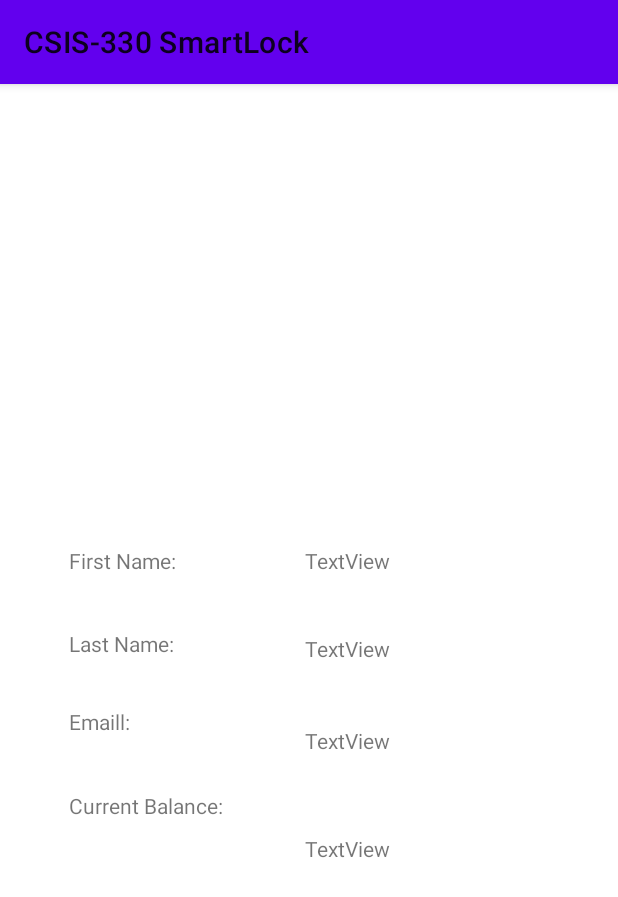
After one commit to MohannedOdeh/Smartlock, an Android app: the userprofile screen opened directly, with no data from a screen before it, on a phone screen of 412 x 824 dp. The commit adds this screen. Shown: the top 897 px of the screen. Run offline under Robolectric (Android 15) with nearby library versions, the phone set to English and light mode, and no system bars; our stand-ins replace Firebase (no records; nobody signed in at launch, a user with empty details on screens opened directly).

Commit message:
Added userprofile

```diff
--- a/app/src/main/AndroidManifest.xml
+++ b/app/src/main/AndroidManifest.xml
@@ -12,7 +12,8 @@
         android:supportsRtl="true"
         android:theme="@style/Theme.CSIS330SmartLock"
         android:usesCleartextTraffic="true">
-        <activity android:name=".ConfirmationActivity"></activity>
+        <activity android:name=".userprofile"></activity>
+        <activity android:name=".ConfirmationActivity" />
         <activity android:name=".Payment" />
         <activity android:name=".LockerRegistration" />
         <activity
--- a/app/src/main/java/com/example/csis_330smartlock/MainActivity.java
+++ b/app/src/main/java/com/example/csis_330smartlock/MainActivity.java
@@ -58,4 +58,9 @@ public class MainActivity extends AppCompatActivity {
         Intent intent = new Intent(this, Payment.class);
         startActivity(intent);
     }
+
+    public void toUserProfile (View view){
+        Intent intent = new Intent(this, userprofile.class);
+        startActivity(intent);
+    }
 }
--- a/app/src/main/java/com/example/csis_330smartlock/SignUp.java
+++ b/app/src/main/java/com/example/csis_330smartlock/SignUp.java
@@ -148,10 +148,12 @@ public class SignUp extends AppCompatActivity {
         String ln = lastName.getText().toString();
         String userEmail = email.getText().toString();
         double balance = 0;
+        String reservedLocker = "None";
         user.put("First Name", fn);
         user.put("Last Name", ln);
         user.put("Email", userEmail);
         user.put("Current balance", balance);
+        user.put("Reserved Locker", reservedLocker);
         users.document(userid).set(user);
     }
 
--- /dev/null
+++ b/app/src/main/java/com/example/csis_330smartlock/userprofile.java
@@ -0,0 +1,75 @@
+package com.example.csis_330smartlock;
+
+import androidx.annotation.NonNull;
+import androidx.appcompat.app.AppCompatActivity;
+
+import android.os.Bundle;
+import android.util.Log;
+import android.widget.TextView;
+
+import com.google.android.gms.tasks.OnCompleteListener;
+import com.google.android.gms.tasks.Task;
+import com.google.firebase.auth.FirebaseAuth;
+import com.google.firebase.auth.FirebaseUser;
+import com.google.firebase.firestore.CollectionReference;
+import com.google.firebase.firestore.DocumentReference;
+import com.google.firebase.firestore.DocumentSnapshot;
+import com.google.firebase.firestore.FirebaseFirestore;
+
+import java.util.HashMap;
+import java.util.Map;
+
+public class userprofile extends AppCompatActivity {
+    FirebaseAuth mAuth = FirebaseAuth.getInstance();
+    FirebaseUser currentUser = mAuth.getCurrentUser();
+    String userid = currentUser.getUid();
+    FirebaseFirestore db = FirebaseFirestore.getInstance();
+    CollectionReference users = db.collection("users");
+    Map<String, Object> user = new HashMap<>();
+    public static final String TAG = "YOUR-TAG-NAME";
+    String firstName;
+    String lastName;
+    String email;
+    double currentBalance;
+    TextView userFirstName;
+    TextView userLastName;
+    TextView useremail;
+    TextView usercurrentBalance;
+
+    @Override
+    protected void onCreate(Bundle savedInstanceState) {
+        super.onCreate(savedInstanceState);
+        setContentView(R.layout.activity_userprofile);
+
+        userFirstName = findViewById(R.id.userFirstName);
+        userLastName = findViewById(R.id.userLastname);
+        useremail = findViewById(R.id.userEmail);
+        usercurrentBalance = findViewById(R.id.userCurrentBalance);
+        DocumentReference docRef = db.collection("users").document(userid);
+        docRef.get().addOnCompleteListener(new OnCompleteListener<DocumentSnapshot>() {
+            @Override
+            public void onComplete(@NonNull Task<DocumentSnapshot> task) {
+                if (task.isSuccessful()) {
+                    DocumentSnapshot document = task.getResult();
+                    if (document.exists()) {
+                        Log.d(TAG, "DocumentSnapshot data: " + document.getData());
+                        firstName = document.getString("First Name");
+                        lastName = document.getString("Last Name");
+                        currentBalance = document.getDouble("Current balance");
+                        email = document.getString("Email");
+                        userFirstName.setText(firstName);
+                        userLastName.setText(lastName);
+                        useremail.setText(email);
+                        String balance = Double.toString(currentBalance);
+                        usercurrentBalance.setText(balance);
+                    } else {
+                        Log.d(TAG, "No such document");
+                    }
+                } else {
+                    Log.d(TAG, "get failed with ", task.getException());
+                }
+            }
+        });
+
+    }
+}
--- a/app/src/main/res/layout/activity_main.xml
+++ b/app/src/main/res/layout/activity_main.xml
@@ -5,6 +5,18 @@
     android:layout_width="match_parent"
     android:layout_height="match_parent"
     tools:context=".MainActivity">
+
+    <com.google.android.material.button.MaterialButton
+        android:id="@+id/toUserProfile"
+        android:layout_width="wrap_content"
+        android:layout_height="wrap_content"
+        android:layout_marginTop="372dp"
+        android:onClick="toUserProfile"
+        android:text="User Profile"
+        app:layout_constraintEnd_toEndOf="parent"
+        app:layout_constraintHorizontal_bias="0.504"
+        app:layout_constraintStart_toStartOf="parent"
+        app:layout_constraintTop_toTopOf="parent" />
 
     <com.google.android.material.button.MaterialButton
         android:id="@+id/materialButton"
--- /dev/null
+++ b/app/src/main/res/layout/activity_userprofile.xml
@@ -0,0 +1,101 @@
+<?xml version="1.0" encoding="utf-8"?>
+<androidx.constraintlayout.widget.ConstraintLayout xmlns:android="http://schemas.android.com/apk/res/android"
+    xmlns:app="http://schemas.android.com/apk/res-auto"
+    xmlns:tools="http://schemas.android.com/tools"
+    android:layout_width="match_parent"
+    android:layout_height="match_parent"
+    tools:context=".userprofile">
+
+    <TextView
+        android:id="@+id/userCurrentBalance"
+        android:layout_width="175dp"
+        android:layout_height="35dp"
+        android:text="TextView"
+        app:layout_constraintBottom_toBottomOf="parent"
+        app:layout_constraintEnd_toEndOf="parent"
+        app:layout_constraintHorizontal_bias="0.576"
+        app:layout_constraintStart_toEndOf="@+id/currentBalancePrefix"
+        app:layout_constraintTop_toTopOf="parent"
+        app:layout_constraintVertical_bias="0.682" />
+
+    <TextView
+        android:id="@+id/currentBalancePrefix"
+        android:layout_width="112dp"
+        android:layout_height="31dp"
+        android:layout_marginTop="132dp"
+        android:text="Current Balance:"
+        app:layout_constraintEnd_toStartOf="@+id/userEmail"
+        app:layout_constraintHorizontal_bias="0.505"
+        app:layout_constraintStart_toStartOf="parent"
+        app:layout_constraintTop_toBottomOf="@+id/usernameprefix" />
+
+    <TextView
+        android:id="@+id/userEmailPrefix"
+        android:layout_width="112dp"
+        android:layout_height="31dp"
+        android:layout_marginTop="76dp"
+        android:text="Emaill:"
+        app:layout_constraintEnd_toStartOf="@+id/userEmail"
+        app:layout_constraintHorizontal_bias="0.505"
+        app:layout_constraintStart_toStartOf="parent"
+        app:layout_constraintTop_toBottomOf="@+id/usernameprefix" />
+
+    <TextView
+        android:id="@+id/userEmail"
+        android:layout_width="175dp"
+        android:layout_height="35dp"
+        android:text="TextView"
+        app:layout_constraintBottom_toBottomOf="parent"
+        app:layout_constraintEnd_toEndOf="parent"
+        app:layout_constraintHorizontal_bias="0.86"
+        app:layout_constraintStart_toStartOf="parent"
+        app:layout_constraintTop_toTopOf="parent"
+        app:layout_constraintVertical_bias="0.584" />
+
+    <TextView
+        android:id="@+id/userFirstName"
+        android:layout_width="175dp"
+        android:layout_height="35dp"
+        android:text="TextView"
+        app:layout_constraintBottom_toBottomOf="parent"
+        app:layout_constraintEnd_toEndOf="parent"
+        app:layout_constraintHorizontal_bias="0.86"
+        app:layout_constraintStart_toStartOf="parent"
+        app:layout_constraintTop_toTopOf="parent"
+        app:layout_constraintVertical_bias="0.42" />
+
+    <TextView
+        android:id="@+id/userLastname"
+        android:layout_width="175dp"
+        android:layout_height="35dp"
+        android:text="TextView"
+        app:layout_constraintBottom_toBottomOf="parent"
+        app:layout_constraintEnd_toEndOf="parent"
+        app:layout_constraintHorizontal_bias="0.86"
+        app:layout_constraintStart_toStartOf="parent"
+        app:layout_constraintTop_toTopOf="parent" />
+
+    <TextView
+        android:id="@+id/usernameprefix"
+        android:layout_width="112dp"
+        android:layout_height="31dp"
+        android:text="First Name:"
+        app:layout_constraintBottom_toBottomOf="parent"
+        app:layout_constraintEnd_toStartOf="@+id/userFirstName"
+        app:layout_constraintHorizontal_bias="0.505"
+        app:layout_constraintStart_toStartOf="parent"
+        app:layout_constraintTop_toTopOf="parent"
+        app:layout_constraintVertical_bias="0.418" />
+
+    <TextView
+        android:id="@+id/userLastnameprefix"
+        android:layout_width="112dp"
+        android:layout_height="31dp"
+        android:layout_marginTop="24dp"
+        android:text="Last Name:"
+        app:layout_constraintEnd_toStartOf="@+id/userLastname"
+        app:layout_constraintHorizontal_bias="0.505"
+        app:layout_constraintStart_toStartOf="parent"
+        app:layout_constraintTop_toBottomOf="@+id/usernameprefix" />
+
+</androidx.constraintlayout.widget.ConstraintLayout>
--- a/build.gradle
+++ b/build.gradle
@@ -5,7 +5,7 @@ buildscript {
         jcenter()
     }
     dependencies {
-        classpath "com.android.tools.build:gradle:4.1.3"
+        classpath 'com.android.tools.build:gradle:4.2.0'
         classpath 'com.google.gms:google-services:4.3.5'
 
 
```
Also changed, not shown: gradle/wrapper/gradle-wrapper.properties.
